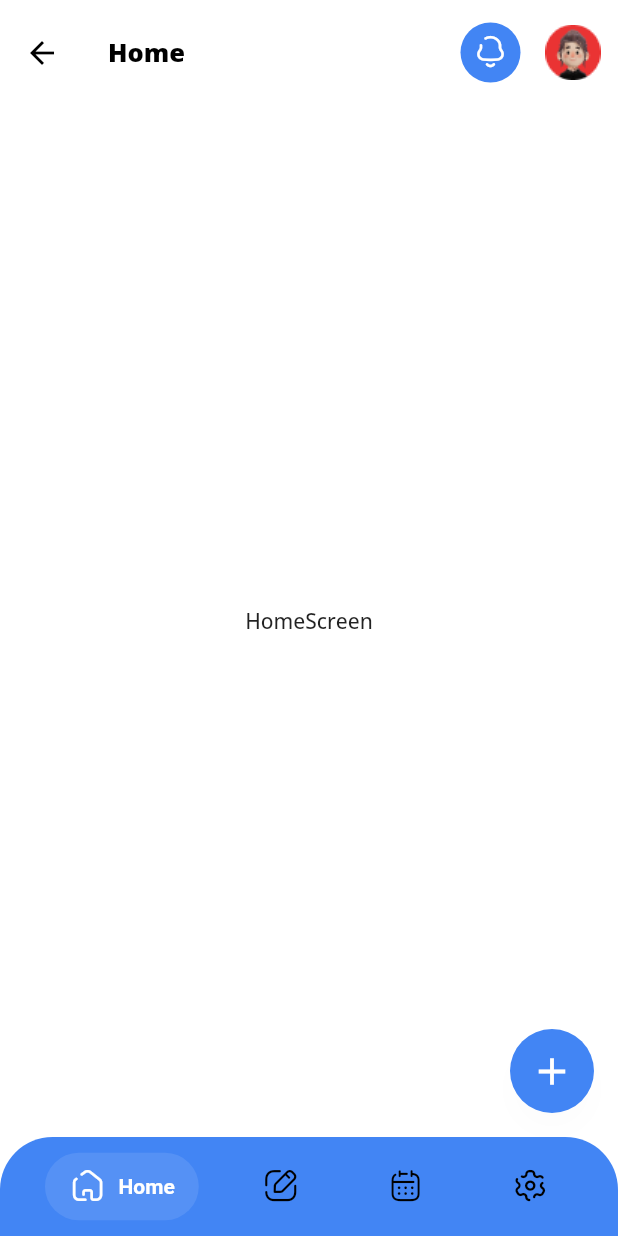
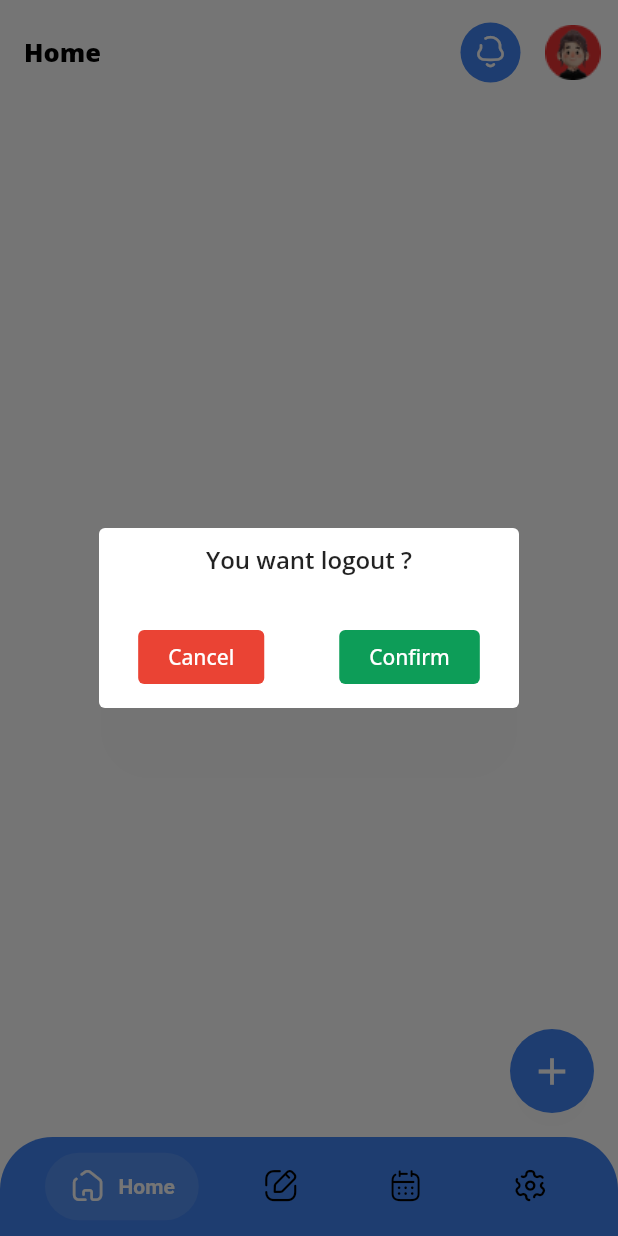
Before and after one commit to HoussemBousmaha/gdg_organizers_app, a Flutter app: the LayoutScreen screen opened directly, after a tap on an icon or button, on a phone screen of 412 x 824 dp. Run offline on Flutter 3.47's test engine with Material 2 defaults, Android fonts, the phone set to English and light mode, and no system bars; drawn by our look-alikes of flutter_speed_dial, salomon_bottom_bar; our stand-ins replace bloc, flutter_bloc, flutter_svg, freezed_annotation.

Commit message:
LogOutPopUp added

```diff
--- a/lib/features/events/events_screen.dart
+++ b/lib/features/events/events_screen.dart
@@ -1,9 +1,5 @@
 import 'package:flutter/material.dart';
 import 'package:gdg_organizers_app/features/events/widgets/event_widget.dart';
-
-import '../tasks/widgets/task_widget.dart';
-import '../../constants/const.dart';
-import '../../constants/icon_broken.dart';
 
 class EventsScreen extends StatelessWidget {
   const EventsScreen({Key? key}) : super(key: key);
--- a/lib/features/nav/app_layout.dart
+++ b/lib/features/nav/app_layout.dart
@@ -7,6 +7,7 @@ import 'package:gdg_organizers_app/features/nav/bloc/states.dart';
 import 'package:salomon_bottom_bar/salomon_bottom_bar.dart';
 
 import '../../constants/icon_broken.dart';
+import '../../shared/widgets/logout_pop_up.dart';
 
 class LayoutScreen extends StatelessWidget {
   const LayoutScreen({Key? key}) : super(key: key);
@@ -69,7 +70,17 @@ class LayoutScreen extends StatelessWidget {
               ),
               actions: [
                 GestureDetector(
-                  onTap: () {},
+                  onTap: () {
+                    showDialog(
+                      context: context,
+                      builder: (context) {
+                        return AlertDialog(
+                          contentPadding: EdgeInsets.zero,
+                          content: LogoutPopUp(),
+                        );
+                      },
+                    );
+                  },
                   child: CircleAvatar(
                     backgroundColor: Color(0xFF4285F4),
                     child: Icon(
@@ -94,8 +105,6 @@ class LayoutScreen extends StatelessWidget {
                 const SizedBox(
                   width: 10,
                 ),
-
-
               ],
             ),
             body: appCubit.screens[appCubit.currentIndex],
--- a/lib/main.dart
+++ b/lib/main.dart
@@ -27,7 +27,7 @@ class MyApp extends StatelessWidget {
       child: MaterialApp(
         theme: AppTheme.light(),
         debugShowCheckedModeBanner: false,
-        home: AuthScreen(),
+        home: LayoutScreen(),
       ),
     );
   }
--- /dev/null
+++ b/lib/shared/widgets/logout_pop_up.dart
@@ -0,0 +1,68 @@
+import 'package:flutter/material.dart';
+import 'package:gdg_organizers_app/constants/const.dart';
+
+class LogoutPopUp extends StatelessWidget {
+  const LogoutPopUp({Key? key}) : super(key: key);
+
+  @override
+  Widget build(BuildContext context) {
+    return Container(
+      decoration: BoxDecoration(
+        borderRadius: BorderRadius.circular(10),
+        color: Colors.white,
+      ),
+      height: 120,
+      width: 50,
+      child: Padding(
+        padding: const EdgeInsets.symmetric(
+          vertical: 10,
+        ),
+        child: Column(
+          children: [
+            const Text(
+              'You want logout ?',
+              style: TextStyle(
+                fontWeight: FontWeight.w600,
+              ),
+            ),
+            Spacer(),
+            Row(
+              mainAxisAlignment: MainAxisAlignment.center,
+              children: [
+                TextButton(
+                  onPressed: () {},
+                  style: TextButton.styleFrom(
+                    backgroundColor: kRed,
+                    padding: const EdgeInsets.symmetric(horizontal: 20),
+                  ),
+                  child: const Text(
+                    'Cancel',
+                    style: TextStyle(
+                      color: Colors.white,
+                    ),
+                  ),
+                ),
+                const SizedBox(
+                  width: 50,
+                ),
+                TextButton(
+                  onPressed: () {},
+                  style: TextButton.styleFrom(
+                    padding: const EdgeInsets.symmetric(horizontal: 20),
+                    backgroundColor: kGreen,
+                  ),
+                  child: const Text(
+                    'Confirm',
+                    style: TextStyle(
+                      color: Colors.white,
+                    ),
+                  ),
+                ),
+              ],
+            )
+          ],
+        ),
+      ),
+    );
+  }
+}
--- a/pubspec.yaml
+++ b/pubspec.yaml
@@ -20,7 +20,7 @@ publish_to: 'none' # Remove this line if you wish to publish to pub.dev
 version: 1.0.0+1
 
 environment:
-  sdk: '>=2.18.6 <3.0.0'
+  sdk: '>=2.17.0 <3.0.0'
 
 # Dependencies specify other packages that your package needs in order to work.
 # To automatically upgrade your package dependencies to the latest versions
@@ -56,7 +56,7 @@ dev_dependencies:
   # package. See that file for information about deactivating specific lint
   # rules and activating additional ones.
   flutter_lints: ^2.0.0
-  build_runner: ^2.4.0
+  build_runner: ^2.2.0
   freezed: ^2.3.2
   json_serializable: ^6.6.0
 
```
Also changed, not shown: pubspec.lock.
